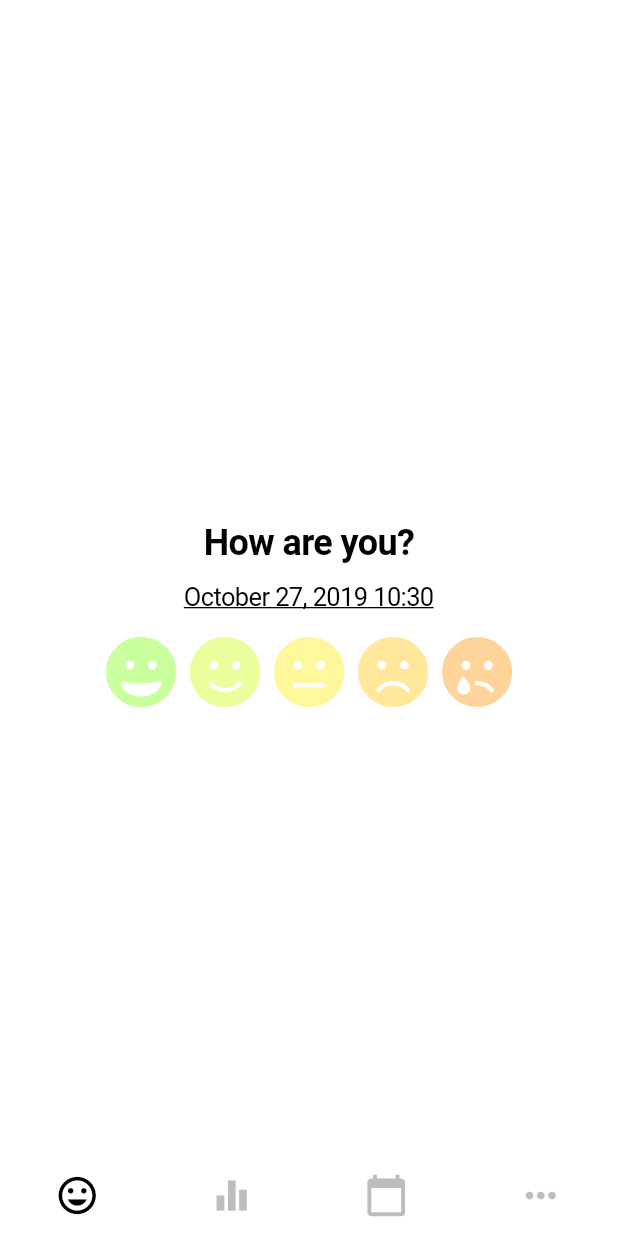
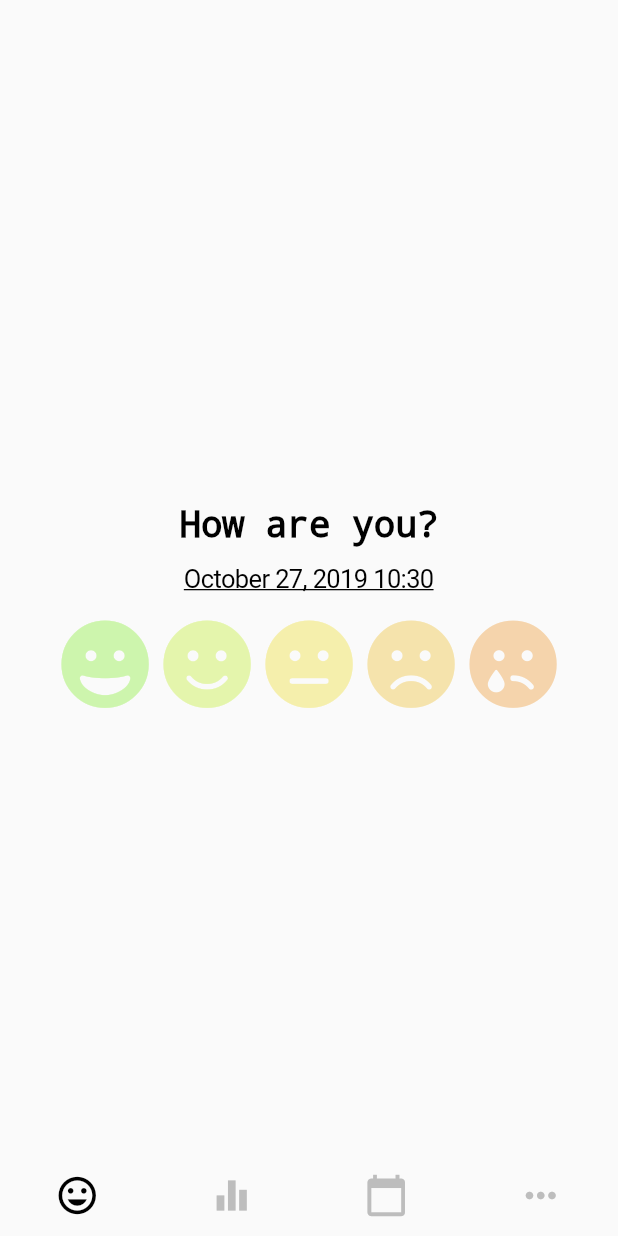
Before and after one commit to ivanjermakov/moodstamp, a Flutter app: the screen it shows after launch, on a phone screen of 412 x 824 dp. Run offline on Flutter 3.47's test engine with Material 2 defaults, Android fonts, the phone set to English and light mode, and no system bars; our stand-ins replace font_awesome_flutter.

Commit message:
app: visual

```diff
--- a/app/moodstamp/lib/common/clickable.dart
+++ b/app/moodstamp/lib/common/clickable.dart
@@ -14,6 +14,7 @@ class Clickable extends StatelessWidget {
       onPressed: onPressed,
       color: Colors.transparent,
       padding: EdgeInsets.all(0),
+        pressedOpacity: 1,
     );
   }
 }
--- a/app/moodstamp/lib/common/mood-icon.dart
+++ b/app/moodstamp/lib/common/mood-icon.dart
@@ -14,8 +14,8 @@ class MoodIcon extends StatelessWidget {
     return Container(
       child: Icon(
         icon,
-        color: isActive ? color : color.withAlpha(100),
-        size: 48,
+          color: isActive ? color : color.withAlpha(80),
+          size: 60,
       ),
       padding: EdgeInsets.all(4),
     );
--- a/app/moodstamp/lib/main/app.dart
+++ b/app/moodstamp/lib/main/app.dart
@@ -7,16 +7,11 @@ import 'package:moodstamp/view/more/more-view.dart';
 import 'package:moodstamp/view/stats/stats-view.dart';
 
 class App extends StatelessWidget {
-  final List<Widget> views = [
-    MoodView(),
-    StatsView(),
-    CalendarView(),
-    MoreView()
-  ];
+    final List<Widget> views = [MoodView(), StatsView(), CalendarView(), MoreView()];
 
   @override
   Widget build(BuildContext context) {
-    return CupertinoApp(
+      return MaterialApp(
       home: CupertinoTabScaffold(
         tabBar: CupertinoTabBar(
           items: <BottomNavigationBarItem>[
@@ -34,6 +29,7 @@ class App extends StatelessWidget {
           return views[index];
         },
       ),
+          theme: ThemeData(fontFamily: 'Raleway'),
     );
   }
 }
--- /dev/null
+++ b/app/moodstamp/lib/view/mood/interactive-mood-icon.dart
@@ -0,0 +1,37 @@
+import 'package:flutter/cupertino.dart';
+import 'package:flutter/foundation.dart';
+import 'package:moodstamp/common/clickable.dart';
+import 'package:moodstamp/common/mood-icon.dart';
+
+class InteractiveMoodIcon extends StatelessWidget {
+  final MoodIcon moodIcon;
+  final bool isActive;
+  final void Function() onPressed;
+
+  InteractiveMoodIcon(this.moodIcon, this.isActive, this.onPressed);
+
+  @override
+  Widget build(BuildContext context) {
+    return Column(
+      children: [
+        Clickable(
+          child: MoodIcon(
+            moodIcon.icon,
+            color: moodIcon.color,
+            mood: moodIcon.mood,
+            isActive: isActive,
+          ),
+          onPressed: onPressed,
+        ),
+        Text(
+          isActive ? describeEnum(moodIcon.mood).toLowerCase() : '',
+          style: TextStyle(
+            fontSize: 10,
+            color: moodIcon.color,
+            decoration: TextDecoration.none,
+          ),
+        ),
+      ],
+    );
+  }
+}
--- a/app/moodstamp/lib/view/mood/mood-view.dart
+++ b/app/moodstamp/lib/view/mood/mood-view.dart
@@ -5,6 +5,7 @@ import 'package:intl/intl.dart';
 import 'package:moodstamp/common/clickable.dart';
 import 'package:moodstamp/common/mood-icon.dart';
 import 'package:moodstamp/model/mood.dart';
+import 'package:moodstamp/view/mood/interactive-mood-icon.dart';
 
 class MoodView extends StatefulWidget {
   MoodView();
@@ -17,27 +18,27 @@ class _MoodViewState extends State<MoodView> {
     final List<MoodIcon> moodIcons = [
         MoodIcon(
             FontAwesomeIcons.solidGrin,
-            color: Color(0xFF76ff03),
+            color: Color(0xFF6BEB03),
             mood: Mood.HAPPY,
         ),
         MoodIcon(
             FontAwesomeIcons.solidSmile,
-            color: Color(0xFFc6ff00),
+            color: Color(0xFFB4EB00),
             mood: Mood.GOOD,
         ),
         MoodIcon(
             FontAwesomeIcons.solidMeh,
-            color: Color(0xFFffea00),
+            color: Color(0xFFEBD600),
             mood: Mood.OK,
         ),
         MoodIcon(
             FontAwesomeIcons.solidFrown,
-            color: Color(0xFFffc400),
+            color: Color(0xFFEBB100),
             mood: Mood.BAD,
         ),
         MoodIcon(
             FontAwesomeIcons.solidSadTear,
-            color: Color(0xFFff9100),
+            color: Color(0xFFEB8100),
             mood: Mood.HORRIBLE,
         ),
     ];
@@ -75,9 +76,12 @@ class _MoodViewState extends State<MoodView> {
                     children: <Widget>[
                         Text(
                             "How are you?",
+//            TODO: global default text style (probably with custom Text widget)
                             style: TextStyle(
+                                color: Colors.black,
                                 fontSize: 24,
                                 fontWeight: FontWeight.bold,
+                                decoration: TextDecoration.none,
                             ),
                             textAlign: TextAlign.center,
                         ),
@@ -94,14 +98,10 @@ class _MoodViewState extends State<MoodView> {
                         Row(
                             children: moodIcons
                                 .map((MoodIcon mi) =>
-                                Clickable(
-                                    child: MoodIcon(
-                                        mi.icon,
-                                        color: mi.color,
-                                        mood: mi.mood,
-                                        isActive: mi.mood == _mood,
-                                    ),
-                                    onPressed: () => setState(() => _mood = mi.mood),
+                                InteractiveMoodIcon(
+                                    mi,
+                                    mi.mood == _mood,
+                                        () => setState(() => mi.mood == _mood ? _mood = null : _mood = mi.mood),
                                 ))
                                 .toList(),
                             mainAxisAlignment: MainAxisAlignment.center,
```
Also changed, not shown: app/moodstamp/pubspec.yaml (+14 -11 lines), app/moodstamp/asset/font/Gidole-Regular.ttf (added).
